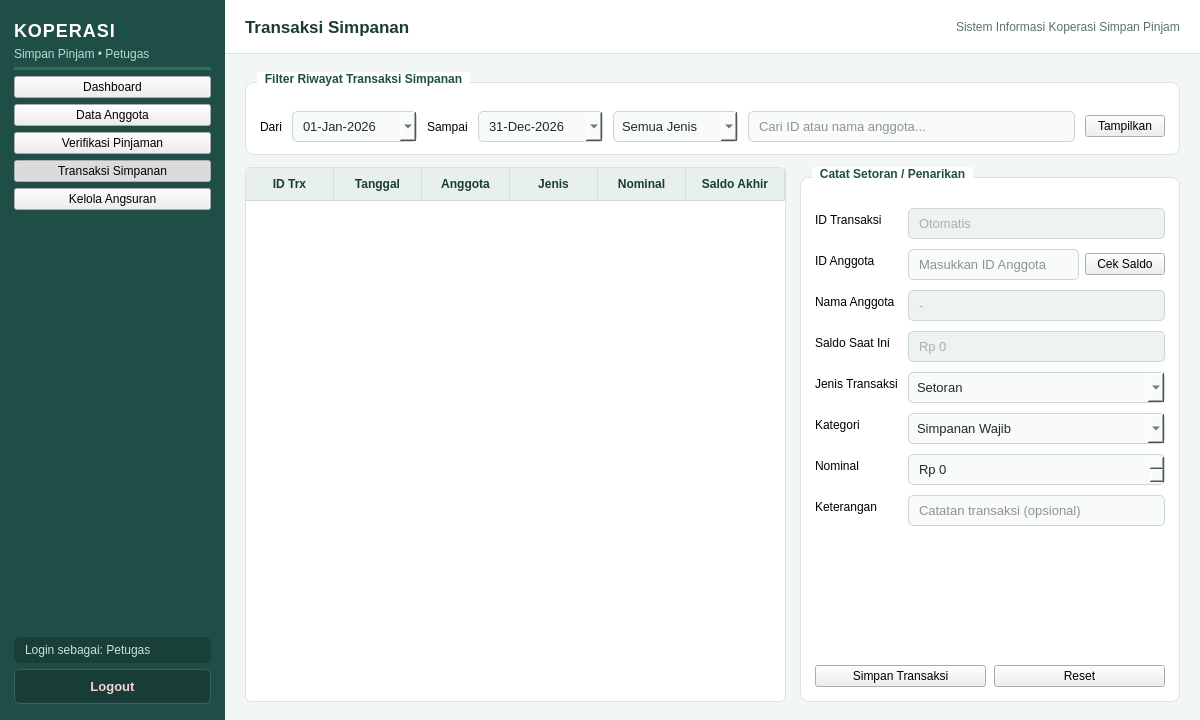
First picture: the form in ui/petugas_transaksi_simpanan.ui, repository rosavalentina4/PBOOO, before the edit.
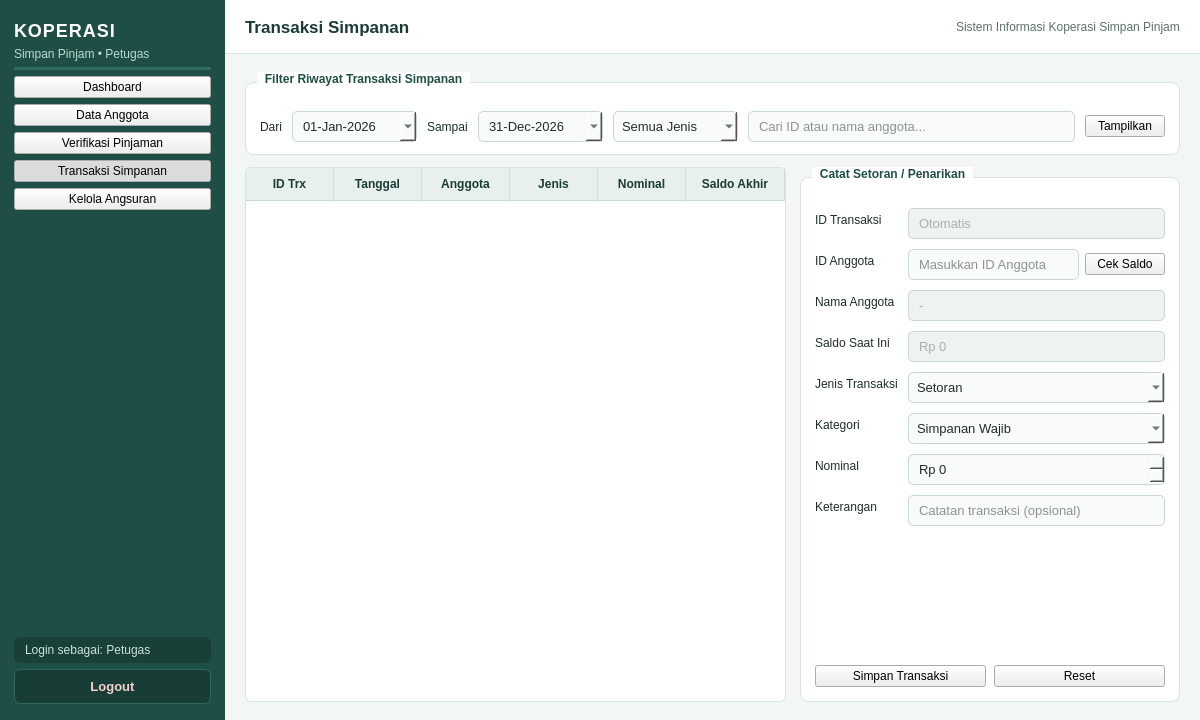
Second picture: the form after the edit.

What changed in the file:
```diff
--- a/ui/petugas_transaksi_simpanan.ui
+++ b/ui/petugas_transaksi_simpanan.ui
@@ -147,6 +147,10 @@
     color: #1F4E46;
 }
 
+QLabel {
+    color: #1E2D2B;
+}
+
 /* Inputs */
 QLineEdit, QComboBox, QDateEdit, QSpinBox, QDoubleSpinBox, QPlainTextEdit {
     background-color: #F9FBFA;
```
